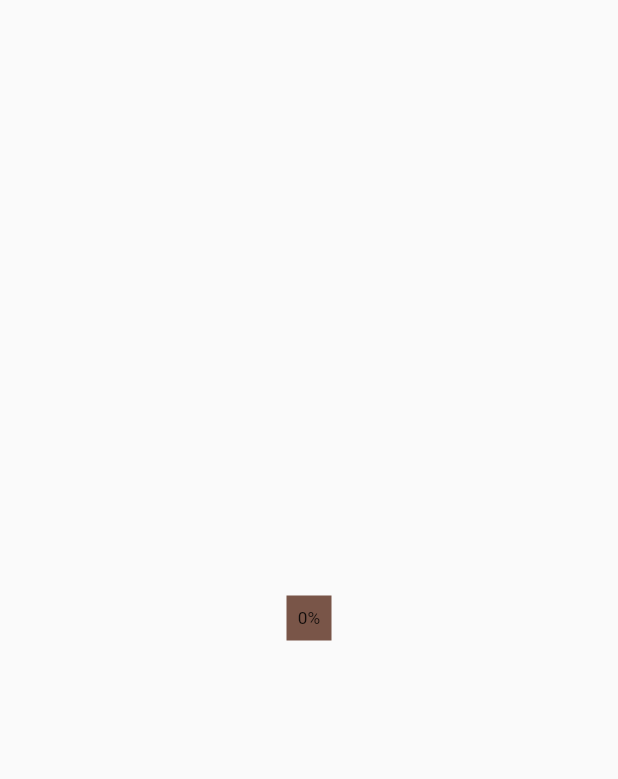
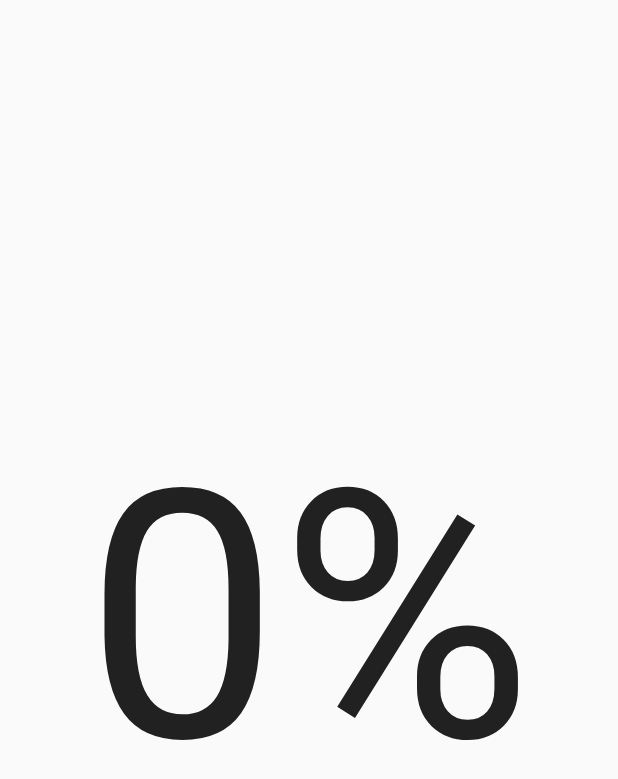
Before and after one commit to zeshanghayoomi/flutter_progress_status, a Flutter app: the screen it shows after launch, on a phone screen of 412 x 824 dp. Shown: the top 779 px of the screen. Run offline on Flutter 3.47's test engine with Material 2 defaults, Android fonts, the phone set to English and light mode, and no system bars.

Commit message:
Adds custom painter class

```diff
--- a/example/lib/main.dart
+++ b/example/lib/main.dart
@@ -26,7 +26,7 @@ class ExamplePage extends StatelessWidget {
     return Scaffold(
       body: Center(
         child: ProgressStatus(
-          radius: 15,
+          radius: 300,
         ),
       ),
     );
--- a/lib/src/progress_status.dart
+++ b/lib/src/progress_status.dart
@@ -1,5 +1,6 @@
 import 'package:flutter/material.dart';
 import 'package:flutter_progress_status/src/constants/constants.dart';
+import 'package:flutter_progress_status/src/progress_status_painter.dart';
 
 class ProgressStatus extends StatelessWidget {
   final double _radius;
@@ -34,11 +35,9 @@ class ProgressStatus extends StatelessWidget {
 
   @override
   Widget build(BuildContext context) {
-    return Container(
-      color: Colors.brown,
-      child: SizedBox(
-        height: _radius,
-        width: _radius,
+    return CustomPaint(
+      painter: ProgressStatusPainter(),
+      willChange: true,
       child: Align(
         alignment: _centerTextAlignment,
         child: Text(
@@ -47,7 +46,6 @@ class ProgressStatus extends StatelessWidget {
               defaultCenterTextStyle.copyWith(fontSize: _radius / 2.6),
         ),
       ),
-      ),
     );
   }
 }
--- /dev/null
+++ b/lib/src/progress_status_painter.dart
@@ -0,0 +1,12 @@
+import 'package:flutter/cupertino.dart';
+
+class ProgressStatusPainter extends CustomPainter {
+  @override
+  void paint(Canvas canvas, Size size) {
+    print(size.width);
+    // TODO: implement paint
+  }
+
+  @override
+  bool shouldRepaint(covariant CustomPainter oldDelegate) => false;
+}
```
Lines whose indentation alone changed are shown as unchanged.
